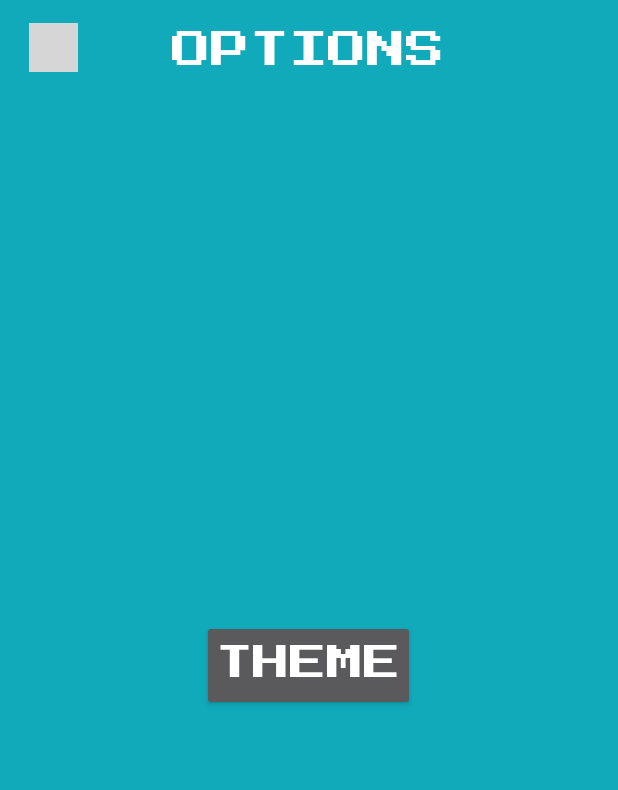
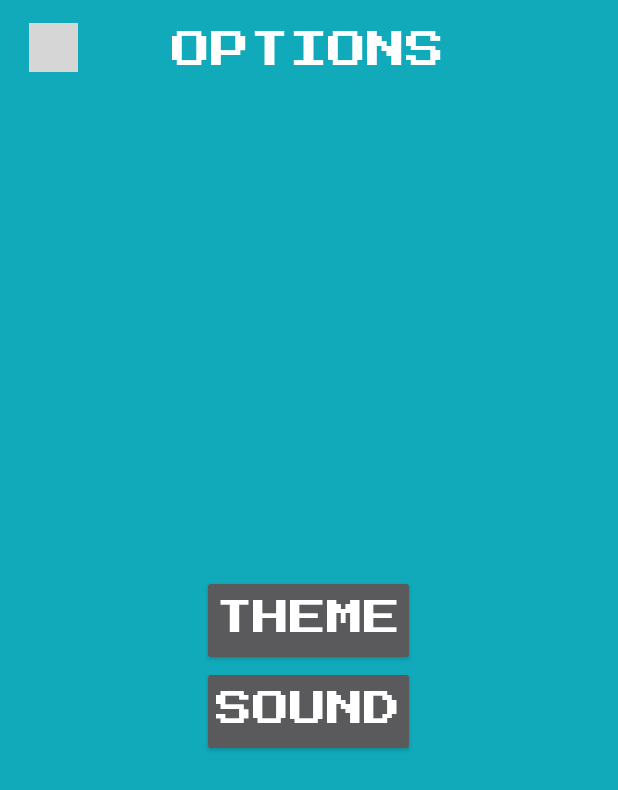
Before and after one commit to MirchM/MMiSweeper, an Android app: the fragment OptionsFragment shown on its own in the app's theme, on a phone screen of 412 x 824 dp. Shown: the top 790 px of the screen. Run offline under Robolectric (Android 15) with nearby library versions, the light colour scheme and no system bars; our stand-ins replace sdp/ssp sizes; grey boxes are pictures that could not be loaded.

Commit message:
- added sound button to fragment_options.xml

```diff
--- a/app/src/main/res/layout/fragment_options.xml
+++ b/app/src/main/res/layout/fragment_options.xml
@@ -3,9 +3,8 @@
     xmlns:tools="http://schemas.android.com/tools"
     android:layout_width="match_parent"
     android:layout_height="match_parent"
-    tools:context=".Fragment.OptionsFragment">
+    tools:context=".fragment.OptionsFragment">
 
-    <!-- TODO: Update blank fragment layout -->
     <androidx.constraintlayout.widget.ConstraintLayout
         xmlns:app="http://schemas.android.com/apk/res-auto"
         android:layout_width="match_parent"
@@ -48,6 +47,7 @@
         <LinearLayout
             android:layout_width="match_parent"
             android:layout_height="wrap_content"
+            android:orientation="vertical"
             app:layout_constraintStart_toStartOf="parent"
             app:layout_constraintEnd_toEndOf="parent"
             app:layout_constraintTop_toBottomOf="@id/topBar"
@@ -64,6 +64,18 @@
                 android:textSize="@dimen/_19ssp"
                 android:fontFamily="@font/pressstartp2p_regular"
                 android:textAlignment="center"/>
+
+            <Button
+                android:id="@+id/soundBtn"
+                android:layout_width="wrap_content"
+                android:layout_height="wrap_content"
+                android:paddingTop="@dimen/_13sdp"
+                android:paddingHorizontal="@dimen/_7sdp"
+                android:text="Sound"
+                android:textSize="@dimen/_19ssp"
+                android:fontFamily="@font/pressstartp2p_regular"
+                android:textAlignment="center"/>
+
         </LinearLayout>
 
     </androidx.constraintlayout.widget.ConstraintLayout>
```
